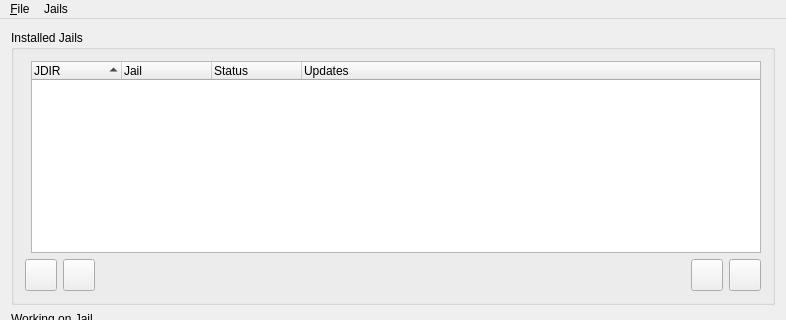
This is src-qt4/warden-gui/dialogwarden.ui in trueos/pcbsd as Qt 5 draws it before an edit; both pictures show x 0 to 786 and y 0 to 320 of the 786 by 671 pixel window. The edited form follows.
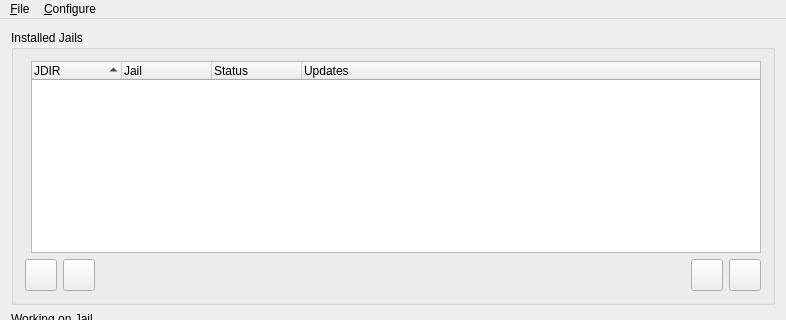
This is the edited form. Icons and pictures are not drawn.

The edit to the form file:
```diff
--- a/src-qt4/warden-gui/dialogwarden.ui
+++ b/src-qt4/warden-gui/dialogwarden.ui
@@ -1007,7 +1007,7 @@
      <x>0</x>
      <y>0</y>
      <width>757</width>
-     <height>22</height>
+     <height>21</height>
     </rect>
    </property>
    <widget class="QMenu" name="fileMenu">
@@ -1025,7 +1025,7 @@
    </widget>
    <widget class="QMenu" name="Jails">
     <property name="title">
-     <string>Jails</string>
+     <string>&amp;Configure</string>
     </property>
     <addaction name="jailsRefreshAction"/>
     <addaction name="separator"/>
```
Left out of the diff: 21 changed lines with no effect on the pictures.
